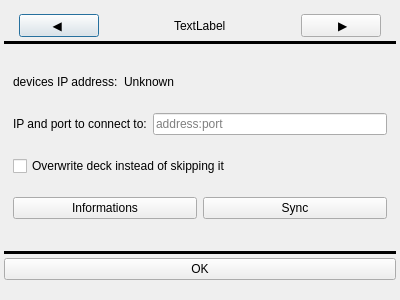
Szybet/sanki, file components/settings.ui: the form before one commit.
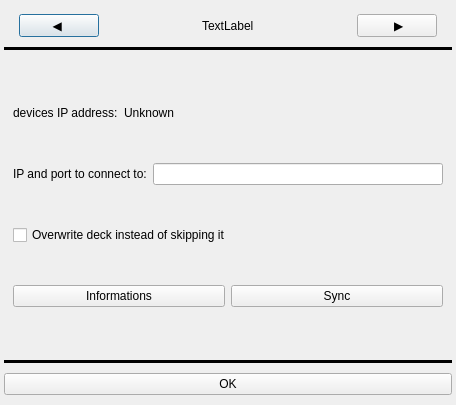
The form after the commit. The open tabs and pages were chosen to show the change.

Commit message: working reader keyboard, working settings sync ( almost ), some other ereader work

```diff
--- a/components/settings.ui
+++ b/components/settings.ui
@@ -6,8 +6,8 @@
    <rect>
     <x>0</x>
     <y>0</y>
-    <width>400</width>
-    <height>300</height>
+    <width>456</width>
+    <height>405</height>
    </rect>
   </property>
   <property name="windowTitle">
@@ -15,7 +15,7 @@
   </property>
   <layout class="QVBoxLayout" name="verticalLayout">
    <property name="spacing">
-    <number>4</number>
+    <number>10</number>
    </property>
    <property name="leftMargin">
     <number>4</number>
@@ -27,7 +27,7 @@
     <number>4</number>
    </property>
    <property name="bottomMargin">
-    <number>20</number>
+    <number>10</number>
    </property>
    <item>
     <layout class="QHBoxLayout" name="horizontalLayout">
@@ -108,7 +108,7 @@
       <number>0</number>
      </property>
      <property name="currentIndex">
-      <number>0</number>
+      <number>2</number>
      </property>
      <widget class="QWidget" name="Page0Ereader">
       <layout class="QVBoxLayout" name="verticalLayout_3">
@@ -277,24 +277,14 @@
        <item>
         <layout class="QHBoxLayout" name="horizontalLayout_4">
          <item>
-          <widget class="QLabel" name="label_2">
+          <widget class="QLabel" name="labelIp_2">
            <property name="text">
             <string>IP and port to connect to:</string>
            </property>
           </widget>
          </item>
          <item>
-          <widget class="QLineEdit" name="lineEdit">
-           <property name="inputMask">
-            <string/>
-           </property>
-           <property name="text">
-            <string/>
-           </property>
-           <property name="placeholderText">
-            <string>address:port</string>
-           </property>
-          </widget>
+          <widget class="QLineEdit" name="textIP"/>
          </item>
         </layout>
        </item>
```
The commit also changes 29 other files.
